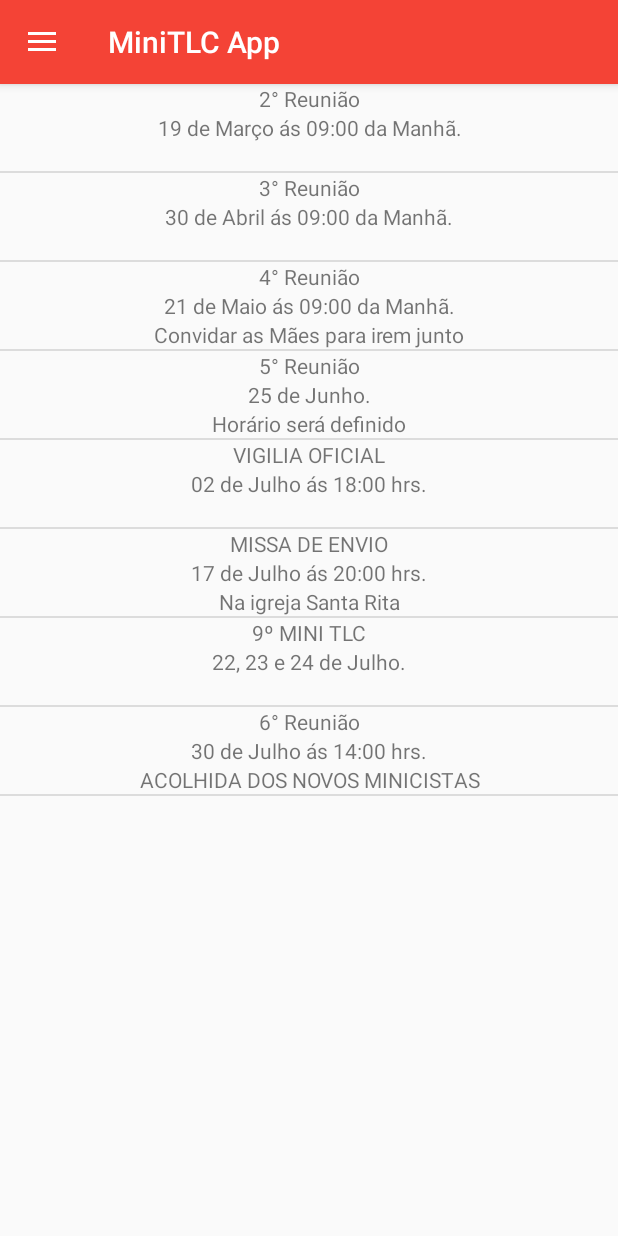
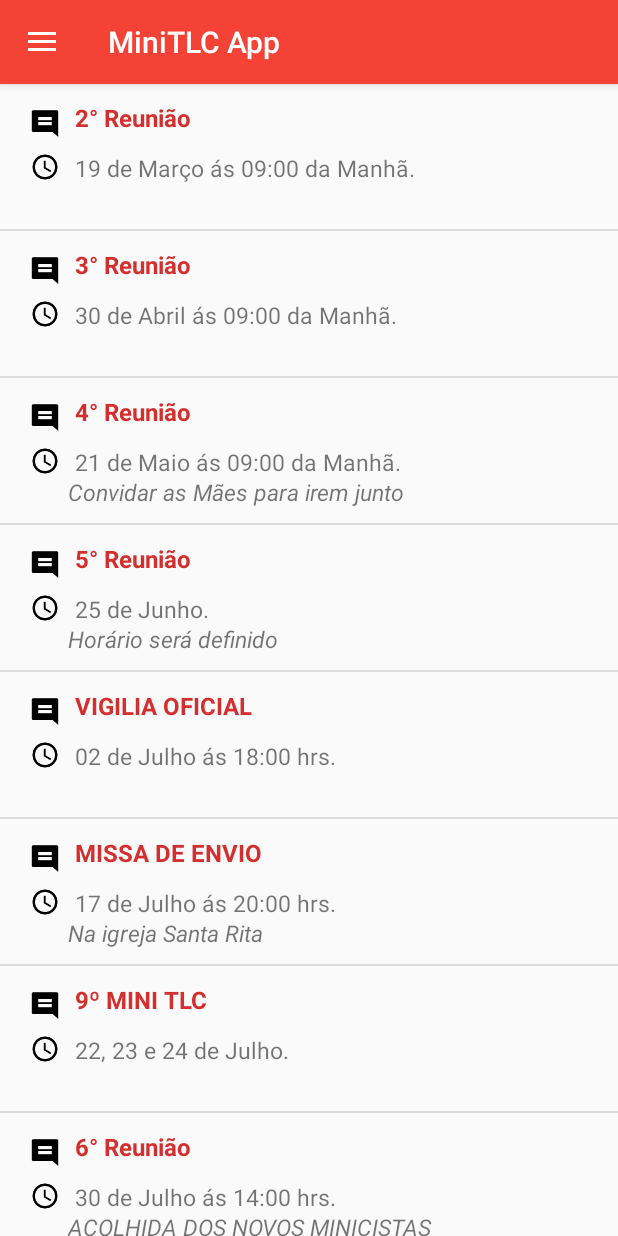
Before and after one commit to DeKoServidoni/MiniTLC, an Android app: the screen it shows after launch (MainActivity), on a phone screen of 412 x 824 dp. Run offline under Robolectric (Android 15) with nearby library versions, the phone set to English and light mode, and no system bars; our stand-ins replace ButterKnife.

Commit message:
[Android] Improvement in the events list
- Improve the layout
- Add a new resources

```diff
--- a/MiniTLC/app/src/main/java/com/dekoservidoni/minitlc/adapters/MiniListAdapter.java
+++ b/MiniTLC/app/src/main/java/com/dekoservidoni/minitlc/adapters/MiniListAdapter.java
@@ -79,7 +79,7 @@ public class MiniListAdapter extends BaseAdapter {
         ViewHolder holder;
 
         if(view == null) {
-            view = mInflater.inflate(R.layout.list_row, null);
+            view = mInflater.inflate(R.layout.event_list_row, null);
 
             holder = new ViewHolder();
             holder.title = (TextView) view.findViewById(R.id.list_row_title);
@@ -94,8 +94,11 @@ public class MiniListAdapter extends BaseAdapter {
         MiniEvent event = mContent.get(position);
 
         holder.title.setText(event.getTitle());
+        holder.date.setText(event.getDate());
+
+        int visibility = event.getDescription().isEmpty() ? View.INVISIBLE : View.VISIBLE;
         holder.description.setText(event.getDescription());
-        holder.date.setText(event.getDate());
+        holder.description.setVisibility(visibility);
 
         return view;
     }
--- /dev/null
+++ b/MiniTLC/app/src/main/res/layout/event_list_row.xml
@@ -0,0 +1,77 @@
+<?xml version="1.0" encoding="utf-8"?>
+<RelativeLayout xmlns:android="http://schemas.android.com/apk/res/android"
+                android:layout_width="match_parent"
+                android:layout_height="match_parent">
+
+
+    <LinearLayout
+        android:id="@+id/event_list_row_1"
+        android:layout_width="match_parent"
+        android:layout_height="wrap_content"
+        android:layout_margin="10dip">
+
+        <ImageView
+            android:layout_width="20dip"
+            android:layout_height="20dip"
+            android:contentDescription="@null"
+            android:layout_marginLeft="10dip"
+            android:layout_marginStart="10dip"
+            android:layout_marginEnd="10dip"
+            android:layout_marginRight="10dip"
+            android:layout_marginTop="5dip"
+            android:src="@drawable/ic_insert_comment_black_36dp"/>
+
+        <TextView
+            android:id="@+id/list_row_title"
+            android:layout_width="match_parent"
+            android:layout_height="match_parent"
+            android:textSize="16sp"
+            android:textStyle="bold"
+            android:gravity="center_vertical"
+            android:textColor="@color/colorPrimaryDark"
+            android:text=""/>
+
+    </LinearLayout>
+
+    <LinearLayout
+        android:id="@+id/event_list_row_2"
+        android:layout_below="@id/event_list_row_1"
+        android:layout_width="match_parent"
+        android:layout_height="wrap_content"
+        android:layout_marginLeft="10dip"
+        android:layout_marginStart="10dip">
+
+        <ImageView
+            android:layout_width="20dip"
+            android:layout_height="20dip"
+            android:contentDescription="@null"
+            android:layout_marginLeft="10dip"
+            android:layout_marginStart="10dip"
+            android:layout_marginEnd="10dip"
+            android:layout_marginRight="10dip"
+            android:src="@drawable/ic_query_builder_black_36dp"/>
+
+        <TextView
+            android:id="@+id/list_row_date"
+            android:layout_width="match_parent"
+            android:layout_height="match_parent"
+            android:textSize="15sp"
+            android:gravity="center_vertical"
+            android:text=""/>
+
+    </LinearLayout>
+
+    <TextView
+        android:id="@+id/list_row_description"
+        android:layout_below="@id/event_list_row_2"
+        android:layout_width="match_parent"
+        android:layout_height="wrap_content"
+        android:layout_marginStart="45dip"
+        android:layout_marginLeft="45dip"
+        android:layout_marginBottom="10dip"
+        android:textSize="15sp"
+        android:textStyle="italic"
+        android:gravity="center_vertical"
+        android:text=""/>
+
+</RelativeLayout>
--- a/MiniTLC/app/src/main/res/layout/list_row.xml
+++ /dev/null
@@ -1,26 +0,0 @@
-<?xml version="1.0" encoding="utf-8"?>
-<RelativeLayout xmlns:android="http://schemas.android.com/apk/res/android"
-                android:layout_width="match_parent"
-                android:layout_height="match_parent">
-
-    <TextView
-        android:id="@+id/list_row_title"
-        android:layout_width="match_parent"
-        android:layout_height="wrap_content"
-        android:gravity="center"/>
-
-    <TextView
-        android:id="@+id/list_row_date"
-        android:layout_below="@id/list_row_title"
-        android:layout_width="match_parent"
-        android:layout_height="wrap_content"
-        android:gravity="center"/>
-
-    <TextView
-        android:id="@+id/list_row_description"
-        android:layout_below="@id/list_row_date"
-        android:layout_width="match_parent"
-        android:layout_height="wrap_content"
-        android:gravity="center"/>
-
-</RelativeLayout>
```
Also changed, not shown: MiniTLC/app/src/main/res/drawable-hdpi/ic_insert_comment_black_36dp.png (added), MiniTLC/app/src/main/res/drawable-hdpi/ic_query_builder_black_36dp.png (added), MiniTLC/app/src/main/res/drawable-mdpi/ic_insert_comment_black_36dp.png (added), MiniTLC/app/src/main/res/drawable-mdpi/ic_query_builder_black_36dp.png (added), MiniTLC/app/src/main/res/drawable-xhdpi/ic_insert_comment_black_36dp.png (added), MiniTLC/app/src/main/res/drawable-xhdpi/ic_query_builder_black_36dp.png (added), MiniTLC/app/src/main/res/drawable-xxhdpi/ic_insert_comment_black_36dp.png (added), MiniTLC/app/src/main/res/drawable-xxhdpi/ic_query_builder_black_36dp.png (added), MiniTLC/app/src/main/res/drawable-xxxhdpi/ic_insert_comment_black_36dp.png (added), MiniTLC/app/src/main/res/drawable-xxxhdpi/ic_query_builder_black_36dp.png (added).
